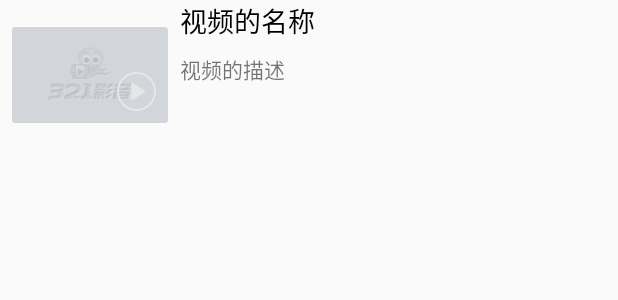
After one commit to zhangsan2016/MymobilePlayer2, an Android app: the layout item_netvideo_pager.xml on its own in the app's theme, with its tools: preview values and no code run, on a phone screen of 412 x 824 dp. The commit adds this screen. Shown: the top 300 px of the screen. Run offline under Robolectric (Android 15) with nearby library versions, the phone set to English and light mode, and no system bars.

Commit message:
2018年7月6日 14:55:53  网络视频界面完成，解析网络资源json数据在View中显示

```diff
--- a/app/src/main/java/example/ldgd/com/mymobileplayer2/activity/SystemVideoPlayerActivity.java
+++ b/app/src/main/java/example/ldgd/com/mymobileplayer2/activity/SystemVideoPlayerActivity.java
@@ -786,7 +786,7 @@ public class SystemVideoPlayerActivity extends Activity implements View.OnClickL
     @Override
     protected void onDestroy() {
 
-        this.unregisterReceiver(batteryReceiver);
+     //   this.unregisterReceiver(batteryReceiver);
 
         //移除所有的消息
         myHandler.removeCallbacksAndMessages(null);
--- a/app/src/main/java/example/ldgd/com/mymobileplayer2/activity/VitamioVideoPlayerActivity.java
+++ b/app/src/main/java/example/ldgd/com/mymobileplayer2/activity/VitamioVideoPlayerActivity.java
@@ -828,7 +828,10 @@ public class VitamioVideoPlayerActivity extends Activity implements View.OnClick
     @Override
     protected void onDestroy() {
 
-        //  this.unregisterReceiver(batteryReceiver);
+        // 释放内容接收资源，释放时，先释放子类再释放父类
+        if (batteryReceiver != null) {
+            unregisterReceiver(batteryReceiver);
+        }
 
         //移除所有的消息
         myHandler.removeCallbacksAndMessages(null);
--- /dev/null
+++ b/app/src/main/res/layout/item_netvideo_pager.xml
@@ -0,0 +1,60 @@
+<?xml version="1.0" encoding="utf-8"?>
+<RelativeLayout xmlns:android="http://schemas.android.com/apk/res/android"
+    android:layout_width="match_parent"
+    android:layout_height="100dp">
+
+    <RelativeLayout
+        android:id="@+id/rl_img"
+        android:layout_width="120dp"
+        android:layout_height="80dp"
+        android:layout_centerVertical="true">
+
+        <ImageView
+            android:id="@+id/iv_ico"
+            android:layout_width="120dp"
+            android:layout_height="80dp"
+            android:layout_margin="8dp"
+            android:scaleType="fitXY"
+            android:src="@drawable/video_default" />
+
+        <ImageView
+            android:layout_width="wrap_content"
+            android:layout_height="wrap_content"
+            android:layout_alignParentBottom="true"
+            android:layout_alignParentRight="true"
+            android:layout_marginBottom="8dp"
+            android:layout_marginRight="8dp"
+            android:padding="8dp"
+            android:src="@drawable/center_collect_play" />
+
+    </RelativeLayout>
+
+
+    <LinearLayout
+        android:layout_width="wrap_content"
+        android:layout_height="match_parent"
+        android:layout_toRightOf="@id/rl_img"
+        android:layout_centerVertical="true"
+        android:orientation="vertical">
+
+        <TextView
+            android:id="@+id/tv_name"
+            android:layout_width="wrap_content"
+            android:layout_height="wrap_content"
+            android:maxLines="1"
+            android:text="视频的名称"
+            android:textColor="#000000"
+            android:textSize="18sp" />
+
+        <TextView
+            android:id="@+id/tv_desc"
+            android:layout_width="wrap_content"
+            android:layout_height="wrap_content"
+            android:layout_marginTop="8dp"
+            android:maxLines="1"
+            android:text="视频的描述" />
+
+    </LinearLayout>
+
+
+</RelativeLayout>
```
Also changed, not shown: app/src/main/java/example/ldgd/com/mymobileplayer2/adapter/NetVideoPagerAdapter.java (added, +78 -0 lines), app/src/main/java/example/ldgd/com/mymobileplayer2/pager/NetVideoPager.java (+99 -2 lines), app/src/main/res/drawable-xhdpi/center_collect_play.png (added), app/src/main/res/drawable-xhdpi/video_default.png (added).
